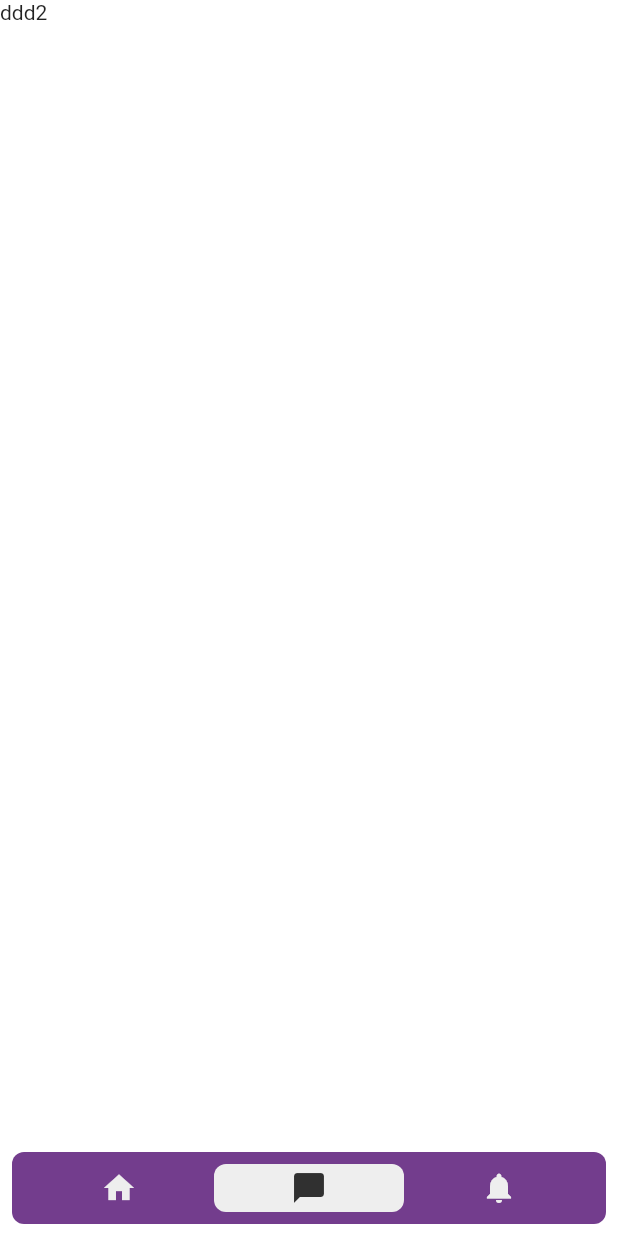
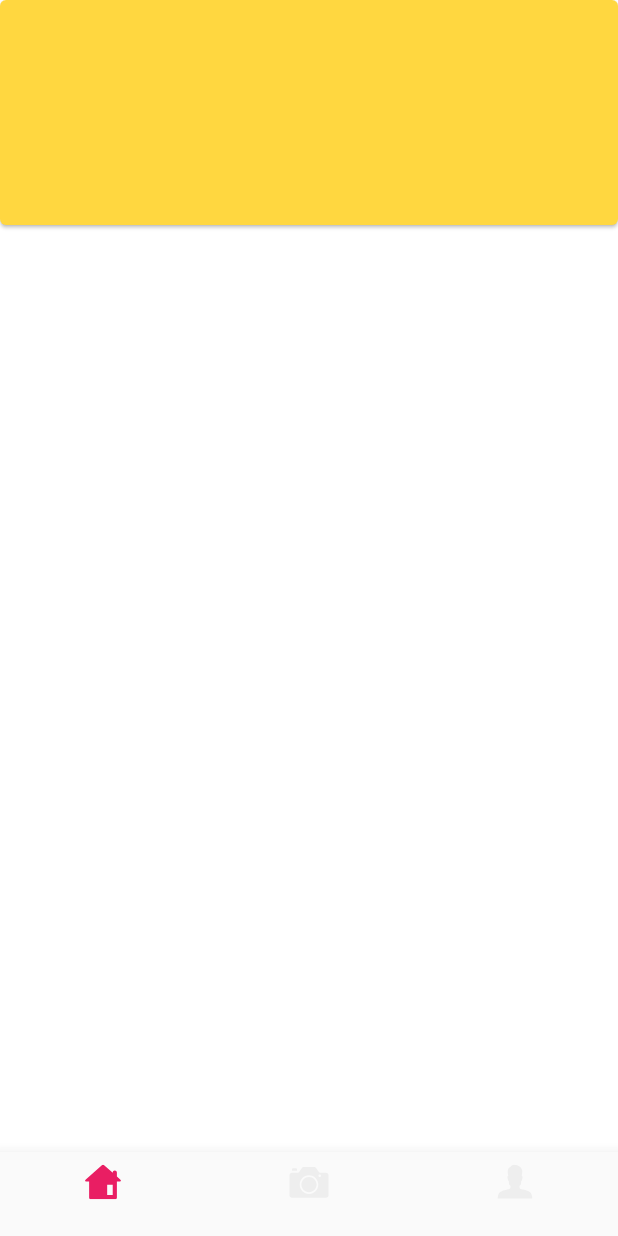
Before and after one commit to Fyordo/IStudent-Flutter, a Flutter app: the screen it shows after launch, on a phone screen of 412 x 824 dp. Run offline on Flutter 3.47's test engine with Material 2 defaults, Android fonts, the phone set to English and light mode, and no system bars; drawn by our look-alikes of floating_bottom_navigation_bar; our stand-ins replace bloc, flutter_bloc, flutter_svg.

Commit message:
working at the home screen

```diff
--- /dev/null
+++ b/lib/bloc/home_page_bloc/home_page_bloc.dart
@@ -0,0 +1,20 @@
+import 'package:bloc/bloc.dart';
+import 'package:meta/meta.dart';
+
+part 'home_page_event.dart';
+part 'home_page_state.dart';
+
+class HomePageBloc extends Bloc<HomePageEvent, HomePageState> {
+ HomePageBloc() : super(HomePageInitial());
+
+     @override
+  Stream<HomePageState> mapEventToState(
+    HomePageEvent event,
+  ) async* {
+     if (event is HomePageLoadEvent) {
+
+      yield HomePageLoading();
+    }
+
+  }
+}
--- /dev/null
+++ b/lib/bloc/home_page_bloc/home_page_event.dart
@@ -0,0 +1,8 @@
+part of 'home_page_bloc.dart';
+
+@immutable
+abstract class HomePageEvent {}
+
+class HomePageLoadEvent extends HomePageEvent{
+
+}
--- /dev/null
+++ b/lib/bloc/home_page_bloc/home_page_state.dart
@@ -0,0 +1,21 @@
+part of 'home_page_bloc.dart';
+
+@immutable
+abstract class HomePageState {}
+
+class HomePageInitial extends HomePageState {}
+
+class HomePageLoading extends HomePageState {}
+
+class HomePageUserInfoLoaded extends HomePageState {}
+class HomePageUserInfoErr extends HomePageState {}
+
+class HomePageLectionsLoaded extends HomePageState {}
+class HomePageLectionsErr extends HomePageState {}
+
+
+class HomePageLectorsLoaded extends HomePageState {}
+class HomePageLectorsErr extends HomePageState {}
+
+class HomePageNewsLoaded extends HomePageState {}
+class HomePageNewsErr extends HomePageState {}
--- /dev/null
+++ b/lib/bottom bar/home/home_page.dart
@@ -0,0 +1,65 @@
+import 'package:flutter/cupertino.dart';
+import 'package:flutter/material.dart';
+import 'package:flutter_bloc/flutter_bloc.dart';
+import 'package:i_student/bloc/home_page_bloc/home_page_bloc.dart';
+
+class HomePage extends StatefulWidget {
+  HomePage({Key? key}) : super(key: key);
+
+  @override
+  _HomePageState createState() => _HomePageState();
+}
+
+class _HomePageState extends State<HomePage> {
+
+late bool profileFlag;
+late bool lectionsFlag;
+late bool newsFlag;
+late bool lectorFlag;
+ @override
+  void initState() {
+    super.initState();
+    profileFlag = false;
+    lectionsFlag = false;
+    newsFlag = false;
+    lectorFlag = false;
+  }
+
+  @override
+  Widget build(BuildContext context) {
+    return Scaffold(
+      body: BlocConsumer<HomePageBloc, HomePageState>(listener: (c, state) {
+
+        if (state is  HomePageUserInfoLoaded) {
+          if (1==1) {
+            //Constants.isInSystem = true;
+
+          } else {
+           // Constants.isInSystem = true;
+
+          }
+        }
+
+        //*/
+      }, builder: (context, state) {
+        if (state is !HomePageLoading) {
+          return Center(
+              child: CupertinoActivityIndicator());
+        } else {
+          return Column(
+
+            children: [ Container(
+                        width: double.infinity,
+                        height: 150,
+                        child: Card(
+                          margin: EdgeInsets.only(top: 0, left: 0, right: 0),
+
+                          color: Colors.amberAccent,
+                        ))],
+
+            );
+        }
+      }),
+    );
+  }
+}
--- a/lib/my_home_page.dart
+++ b/lib/my_home_page.dart
@@ -4,69 +4,67 @@ import 'package:flutter/material.dart';
 import 'package:flutter_bloc/flutter_bloc.dart';
 import 'package:i_student/constants.dart';
 
-
+import 'bloc/home_page_bloc/home_page_bloc.dart';
 import 'bloc/user_bloc/user_bloc.dart';
-
+import 'bottom bar/home/home_page.dart';
 
 class MyHomePage extends StatefulWidget {
-
   List<Widget> screens = [];
   int _currentIndex;
   MyHomePage(this._currentIndex) {
-    screens = [Scaffold(body: Text('ddd2')),Scaffold(body: Text('ddd2')), Scaffold(body: Text('ddd2')),];
+    screens = [
+      BlocProvider(
+          create: (context) => HomePageBloc()..add(new HomePageLoadEvent()),
+          child:
+              //search
+              HomePage()),
+      Scaffold(body: Text('ddd2')),
+      Scaffold(body: Text('ddd2')),
+    ];
   }
   @override
   _MyHomePageState createState() => _MyHomePageState();
 }
 
 class _MyHomePageState extends State<MyHomePage> {
-
-
   bool dialogshown = false;
 
   //final tabs =
   @override
   Widget build(BuildContext context) {
-      return Scaffold(
+    return SafeArea(
+      child: Scaffold(
         body: IndexedStack(
           index: widget._currentIndex,
           children: widget.screens,
         ),
-        bottomNavigationBar:FloatingNavbar(
-          backgroundColor: Theme.of(context).bottomAppBarColor,
-          selectedBackgroundColor: Colors.grey[200],
-          selectedItemColor: Colors.grey[850],
-          unselectedItemColor: Colors.grey[200],
-
+        bottomNavigationBar: BottomNavigationBar(
           //` showSelectedLabels: false,
           // showUnselectedLabels: false,
           currentIndex: widget._currentIndex,
-          //type: BottomNavigationBarType.fixed,
+          type: BottomNavigationBarType.fixed,
           items: [
-             FloatingNavbarItem(
-               icon: Icons.home,
-              //customWidget: Constants.svgHomeIcon,
-              //activeIcon: Constants.svgHomeIconActive,
-              //title: Padding(padding: EdgeInsets.all(0)),
+            BottomNavigationBarItem(
+              icon: Constants.svgHomeIcon,
+              activeIcon: Constants.svgHomeIconActive,
+              title: Padding(padding: EdgeInsets.all(0)),
             ),
-             FloatingNavbarItem(
-              //customWidget: Constants.svgCameraIcon,
-               icon: Icons.chat_bubble_rounded,
-              //activeIcon: Constants.svgCameraIconActive,
-              //title: Padding(padding: EdgeInsets.all(0)),
+            BottomNavigationBarItem(
+              icon: Constants.svgCameraIcon,
+              activeIcon: Constants.svgCameraIconActive,
+              title: Padding(padding: EdgeInsets.all(0)),
             ),
-             FloatingNavbarItem(
-                icon: Icons.notifications,
-              //customWidget: Constants.svgProfileIcon,
-              //1activeIcon: Constants.svgProfileIconActive,
-              //title: Padding(padding: EdgeInsets.all(0)),
+            BottomNavigationBarItem(
+              icon: Constants.svgProfileIcon,
+              activeIcon: Constants.svgProfileIconActive,
+              title: Padding(padding: EdgeInsets.all(0)),
             ),
           ],
           onTap: (index) => setState(() {
             widget._currentIndex = index;
           }),
         ),
-      );
-
+      ),
+    );
   }
 }
--- a/lib/root_page.dart
+++ b/lib/root_page.dart
@@ -48,7 +48,7 @@ class _RootPageState extends State<RootPage> {
             context,
             MaterialPageRoute(
               builder: (BuildContext context) =>
-                  MyHomePage(1),
+                  MyHomePage(0),
             ),
             (route) => false,
           );
@@ -59,7 +59,7 @@ class _RootPageState extends State<RootPage> {
             context,
             MaterialPageRoute(
               builder: (BuildContext context) =>
-                  MyHomePage(1),
+                  MyHomePage(0),
             ),
             (route) => false,
           );
--- a/pubspec.yaml
+++ b/pubspec.yaml
@@ -29,7 +29,7 @@ dependencies:
   # Use with the CupertinoIcons class for iOS style icons.
   flutter_svg: ^0.22.0
   intl: ^0.17.0
-  flutter_bloc: ^7.0.1
+  flutter_bloc: ^7.2.0
   hive: ^2.0.4
   hive_flutter: ^1.1.0
   cupertino_icons: ^1.0.2
```
Also changed, not shown: pubspec.lock.
